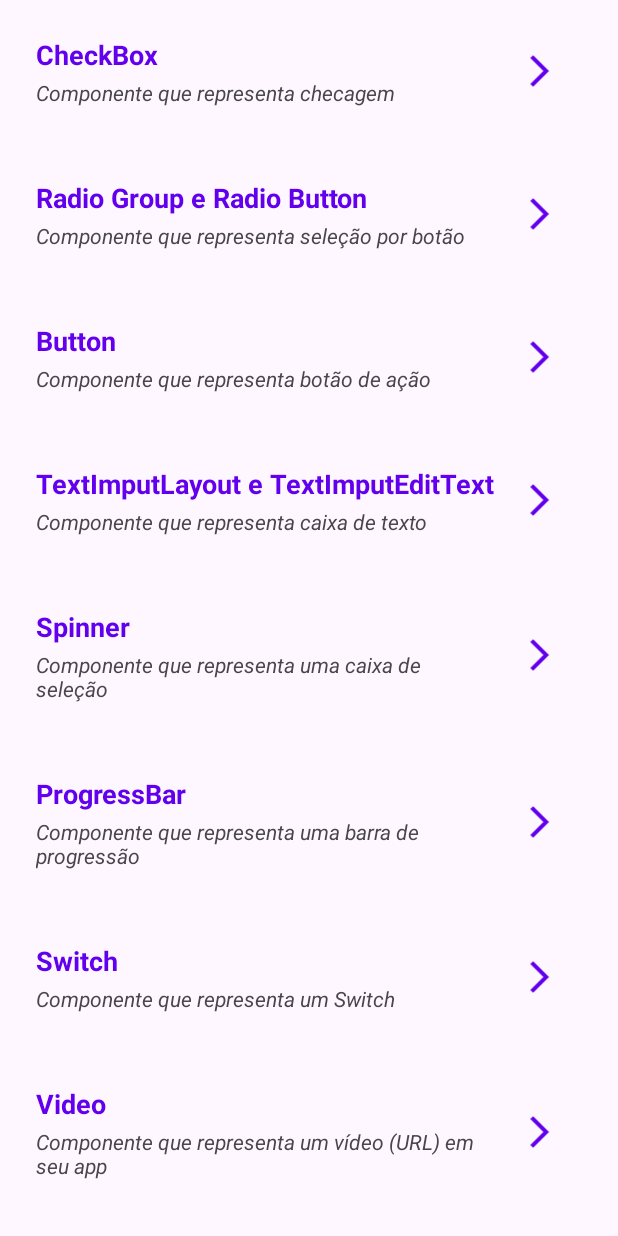
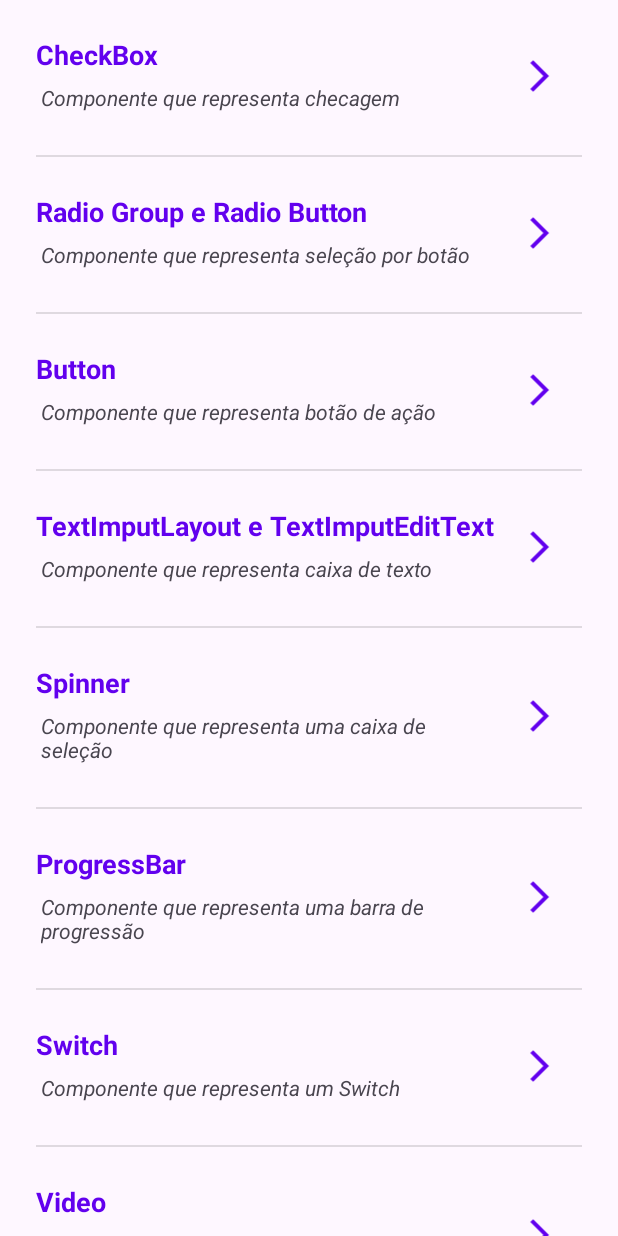
Before and after one commit to mateusayres/android-kotlin-project-for-study, an Android app: the ListaActivity screen opened directly, with no data from a screen before it, on a phone screen of 412 x 824 dp. Run offline under Robolectric (Android 15) with nearby library versions, the phone set to English and light mode, and no system bars.

Commit message:
Changed the layout of item_lista_componente.xml

```diff
--- a/app/src/main/res/layout/item_lista_componente.xml
+++ b/app/src/main/res/layout/item_lista_componente.xml
@@ -4,8 +4,15 @@
     xmlns:app="http://schemas.android.com/apk/res-auto"
     android:layout_width="match_parent"
     android:layout_height="wrap_content"
-    android:orientation="horizontal"
-    android:padding="24dp"
+    android:orientation="vertical"
+    android:paddingTop="24dp"
+    android:paddingLeft="24dp"
+    android:paddingRight="24dp">
+
+    <LinearLayout
+        android:layout_width="match_parent"
+        android:layout_height="wrap_content"
+        android:layout_marginBottom="25dp"
         android:id="@+id/llclick">
 
         <LinearLayout
@@ -30,7 +37,8 @@
                 android:textSize="14sp"
                 android:textStyle="italic"
                 android:text="Descrição do componente"
-            android:id="@+id/tvDescricao"/>
+                android:id="@+id/tvDescricao"
+                android:layout_margin="3dp"/>
         </LinearLayout>
 
         <ImageView
@@ -42,3 +50,10 @@
             android:layout_weight="1"
             app:tint="@color/design_default_color_primary" />
     </LinearLayout>
+
+    <View
+        android:layout_width="wrap_content"
+        android:layout_height="1dp"
+        android:background="?attr/actionBarDivider"
+        android:layout_alignParentBottom="true"/>
+</LinearLayout>
```
Lines whose indentation alone changed are shown as unchanged.
